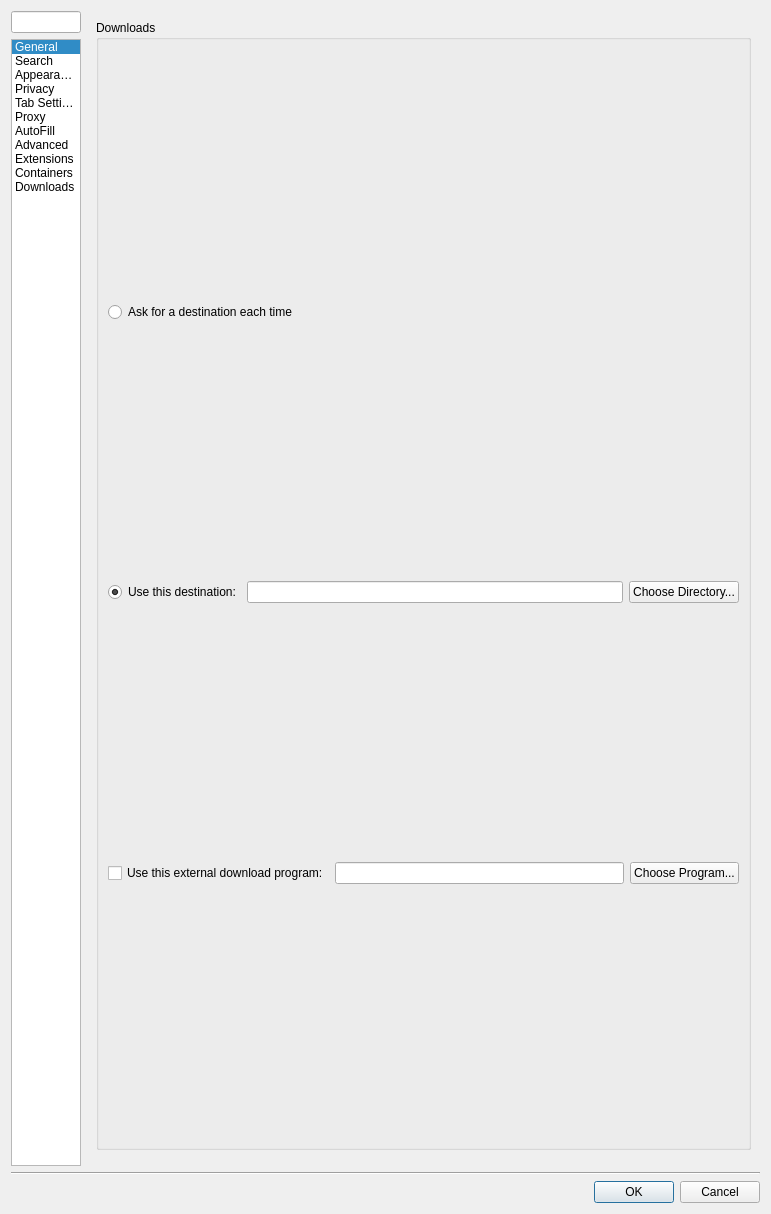
First picture: the form in src/settings.ui, repository IT-Space-2026/arktos, before the edit.
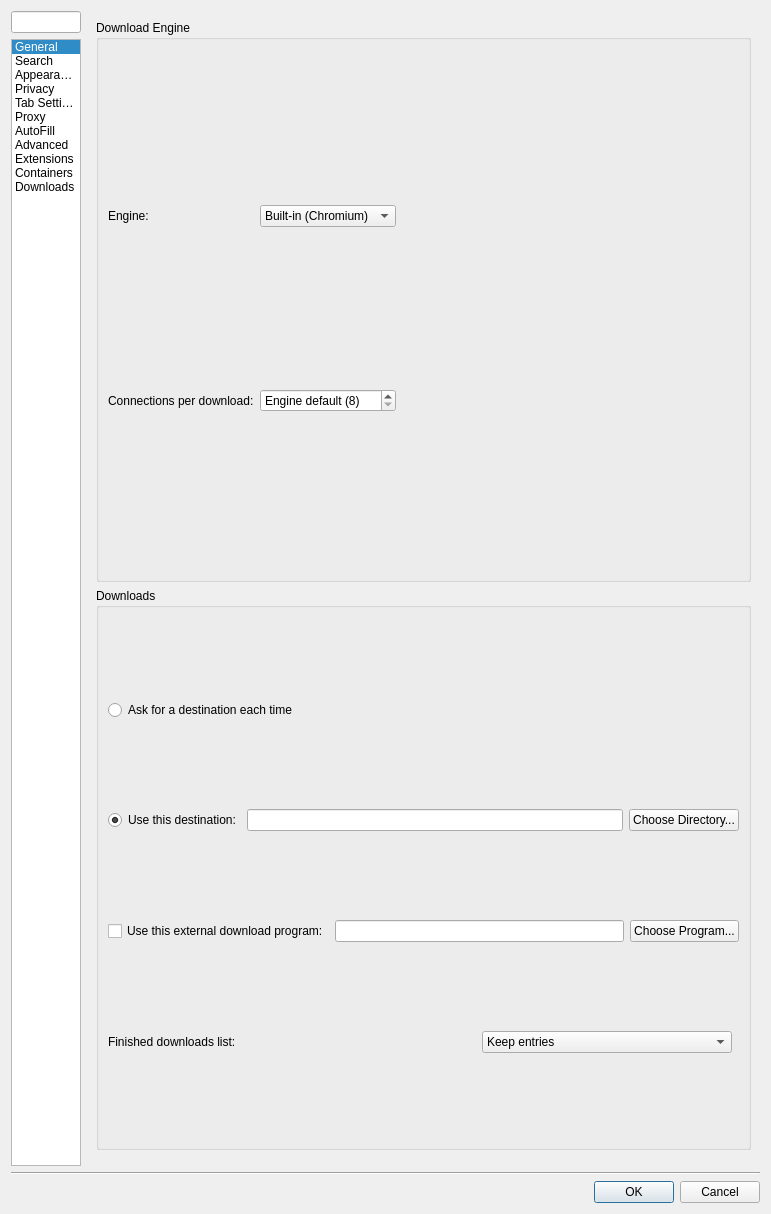
Second picture: the form after the edit. The open tabs and pages were chosen to show the change. Custom widgets are drawn as their Qt base class.

Commit message: DLACC01: engine selector + cleanup policy on Preferences -> Downloads

```diff
--- a/src/settings.ui
+++ b/src/settings.ui
@@ -2987,6 +2987,71 @@
      </widget>
      <widget class="QWidget" name="tab_downloads">
       <layout class="QVBoxLayout" name="downloadsPageLayout">
+       <item>
+        <widget class="QGroupBox" name="downloadEngineGroup">
+         <property name="title">
+          <string>Download Engine</string>
+         </property>
+         <layout class="QGridLayout" name="downloadEngineLayout" columnstretch="0,0,1">
+          <item row="0" column="0">
+           <widget class="QLabel" name="downloadEngineLabel">
+            <property name="text">
+             <string>Engine:</string>
+            </property>
+           </widget>
+          </item>
+          <item row="0" column="1">
+           <widget class="QComboBox" name="downloadEngineCombo">
+            <property name="sizePolicy">
+             <sizepolicy hsizetype="Maximum" vsizetype="Fixed">
+              <horstretch>0</horstretch>
+              <verstretch>0</verstretch>
+             </sizepolicy>
+            </property>
+            <property name="accessibleName">
+             <string>Download engine</string>
+            </property>
+            <property name="toolTip">
+             <string>Which backend transfers downloads. Accelerated needs a rustdl-enabled build; the external program option below overrides either engine.</string>
+            </property>
+            <item>
+             <property name="text">
+              <string>Built-in (Chromium)</string>
+             </property>
+            </item>
+            <item>
+             <property name="text">
+              <string>Accelerated (Rust)</string>
+             </property>
+            </item>
+           </widget>
+          </item>
+          <item row="1" column="0">
+           <widget class="QLabel" name="downloadConnectionsLabel">
+            <property name="text">
+             <string>Connections per download:</string>
+            </property>
+           </widget>
+          </item>
+          <item row="1" column="1">
+           <widget class="QSpinBox" name="downloadConnectionsSpin">
+            <property name="accessibleName">
+             <string>Connections per download</string>
+            </property>
+            <property name="toolTip">
+             <string>Parallel segments used by the accelerated engine (4-16; 0 = engine default of 8)</string>
+            </property>
+            <property name="specialValueText">
+             <string>Engine default (8)</string>
+            </property>
+            <property name="maximum">
+             <number>16</number>
+            </property>
+           </widget>
+          </item>
+         </layout>
+        </widget>
+       </item>
        <item>
         <widget class="QGroupBox" name="groupBox_2">
          <property name="title">
@@ -3068,6 +3133,52 @@
             </item>
            </layout>
           </item>
+          <item>
+           <layout class="QHBoxLayout" name="downloadCleanupLayout">
+            <item>
+             <widget class="QLabel" name="downloadCleanupLabel">
+              <property name="text">
+               <string>Finished downloads list:</string>
+              </property>
+             </widget>
+            </item>
+            <item>
+             <widget class="QComboBox" name="downloadCleanupCombo">
+              <property name="sizePolicy">
+               <sizepolicy hsizetype="Maximum" vsizetype="Fixed">
+                <horstretch>0</horstretch>
+                <verstretch>0</verstretch>
+               </sizepolicy>
+              </property>
+              <property name="accessibleName">
+               <string>Finished downloads list cleanup policy</string>
+              </property>
+              <item>
+               <property name="text">
+                <string>Keep entries</string>
+               </property>
+              </item>
+              <item>
+               <property name="text">
+                <string>Clear on application exit</string>
+               </property>
+              </item>
+              <item>
+               <property name="text">
+                <string>Remove each download when it finishes</string>
+               </property>
+              </item>
+             </widget>
+            </item>
+            <item>
+             <spacer name="downloadCleanupSpacer">
+              <property name="orientation">
+               <enum>Qt::Horizontal</enum>
+              </property>
+             </spacer>
+            </item>
+           </layout>
+          </item>
          </layout>
         </widget>
        </item>
```
Left out of the diff: 3 changed lines with no effect on the pictures. The commit also changes 8 other files.
